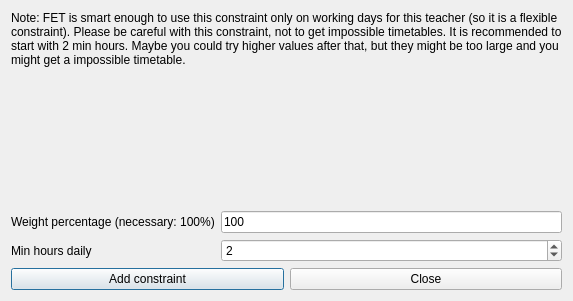
Above: src/interface/addconstraintteachersminhoursdailyform_template.ui from janLo/FET before the change. Below: the same form after it.
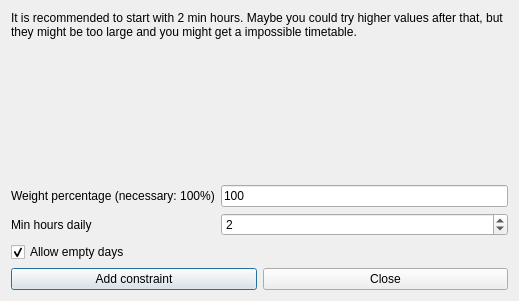
That is the form after the change.

The edit to the form file:
```diff
--- a/src/interface/addconstraintteachersminhoursdailyform_template.ui
+++ b/src/interface/addconstraintteachersminhoursdailyform_template.ui
@@ -29,7 +29,7 @@
       <enum>QFrame::Plain</enum>
      </property>
      <property name="text">
-      <string>Note: FET is smart enough to use this constraint only on working days for this teacher (so it is a flexible constraint). Please be careful with this constraint, not to get impossible timetables. It is recommended to start with 2 min hours. Maybe you could try higher values after that, but they might be too large and you might get a impossible timetable.</string>
+      <string>It is recommended to start with 2 min hours. Maybe you could try higher values after that, but they might be too large and you might get a impossible timetable.</string>
      </property>
      <property name="wordWrap">
       <bool>true</bool>
@@ -96,6 +96,16 @@
     </widget>
    </item>
    <item row="4" column="0" colspan="2">
+    <widget class="QCheckBox" name="allowEmptyDaysCheckBox">
+     <property name="text">
+      <string>Allow empty days</string>
+     </property>
+     <property name="checked">
+      <bool>true</bool>
+     </property>
+    </widget>
+   </item>
+   <item row="5" column="0" colspan="2">
     <layout class="QHBoxLayout" name="horizontalLayout">
      <item>
       <widget class="QPushButton" name="addConstraintPushButton">
```
Left out of the diff: 3 changed lines with no effect on the pictures.
